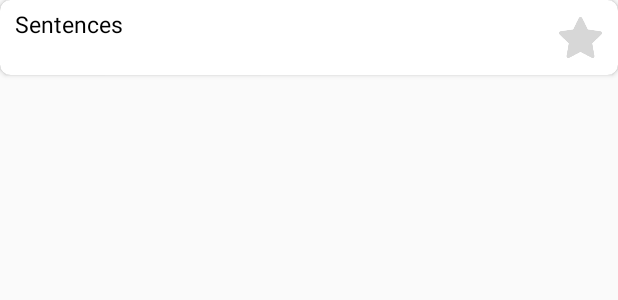
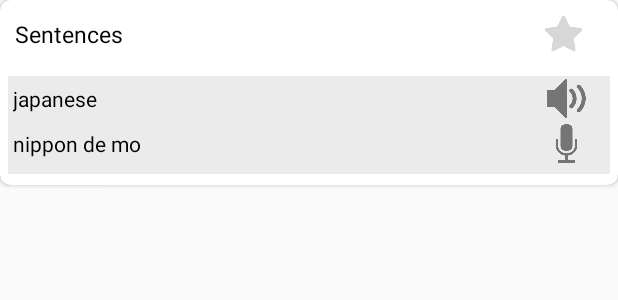
Before and after one commit to phoenixthewhite/LearnJapanese, an Android app: the layout item_sentence.xml on its own in the app's theme, with its tools: preview values and no code run, on a phone screen of 412 x 824 dp. Shown: the top 300 px of the screen. Run offline under Robolectric (Android 15) with nearby library versions, the phone set to English and light mode, and no system bars.

Commit message:
add expand item listview

```diff
--- a/app/src/main/AndroidManifest.xml
+++ b/app/src/main/AndroidManifest.xml
@@ -8,7 +8,8 @@
         android:roundIcon="@mipmap/ic_launcher_round"
         android:supportsRtl="true"
         android:theme="@style/AppTheme">
-        <activity android:name=".Activities.SplashScreen">
+        <activity android:name=".Activities.SplashScreen"
+            android:label="@string/app_name">
             <intent-filter>
                 <action android:name="android.intent.action.MAIN" />
 
--- a/app/src/main/java/com/vnshine/learnjapanese/Adapters/ListViewAdapter.java
+++ b/app/src/main/java/com/vnshine/learnjapanese/Adapters/ListViewAdapter.java
@@ -11,6 +11,7 @@ import android.view.View;
 import android.view.ViewGroup;
 import android.widget.ArrayAdapter;
 import android.widget.CheckBox;
+import android.widget.CompoundButton;
 import android.widget.TextView;
 
 import com.vnshine.learnjapanese.DataBase.DatabaseHelper;
@@ -50,9 +51,11 @@ public class ListViewAdapter extends ArrayAdapter<Sentence> {
             holder = new ViewHolder();
             holder.meaning = convertView.findViewById(R.id.meaning);
             holder.favorite = convertView.findViewById(R.id.favorite);
+            holder.japanese = convertView.findViewById(R.id.japanese);
+            holder.pinyin = convertView.findViewById(R.id.pinyin);
             convertView.setTag(holder);
         } else holder = (ViewHolder) convertView.getTag();
-        final Sentence sentence = sentences.get(position);
+        Sentence sentence = sentences.get(position);
         holder.meaning.setText(getLanguage(sentence));
         if (sentence.getFavorite() == 0) {
             holder.favorite.setChecked(false);
@@ -61,6 +64,11 @@ public class ListViewAdapter extends ArrayAdapter<Sentence> {
                 + "_f", "raw", context.getPackageName());
         setClickListenner(convertView, identifier);
         setFavorite(holder.favorite, sentence);
+
+        holder.japanese.setText(sentence.getJapanese());
+        holder.pinyin.setText(sentence.getPinyin());
+
+
         return convertView;
     }
 
@@ -78,7 +86,7 @@ public class ListViewAdapter extends ArrayAdapter<Sentence> {
 
                 if (mp.isPlaying()) {
                     mp.stop();
-                    mp = MediaPlayer.create(context,identifier);
+                    mp = MediaPlayer.create(context, identifier);
                     mp.start();
                 } else {
                     mp = MediaPlayer.create(context, identifier);
@@ -89,16 +97,27 @@ public class ListViewAdapter extends ArrayAdapter<Sentence> {
         });
     }
 
-    private void setFavorite(CheckBox checkBox, Sentence sentence) {
+    private void setFavorite(final CheckBox checkBox, final Sentence sentence) {
 //        DatabaseHelper databaseHelper = new DatabaseHelper(context);
         dbHelper = new DatabaseHelper(context);
-        if (checkBox.isChecked()) {
+        checkBox.setOnCheckedChangeListener(new CompoundButton.OnCheckedChangeListener() {
+            @Override
+            public void onCheckedChanged(CompoundButton buttonView, boolean isChecked) {
+                if (isChecked) {
                     sentence.setFavorite(1);
                     updateFavorite(sentence);
+                    System.out.println("favorite: " + sentence.getFavorite());
+
                 } else {
                     sentence.setFavorite(0);
                     updateFavorite(sentence);
+                    System.out.println("Favorite: "+sentence.getFavorite());
                 }
+            }
+        });
+
+
+
     }
 
     public void updateFavorite(Sentence sentence) {
@@ -113,6 +132,8 @@ public class ListViewAdapter extends ArrayAdapter<Sentence> {
 
     class ViewHolder {
         TextView meaning;
+        TextView japanese;
+        TextView pinyin;
         CheckBox favorite;
     }
 }
--- a/app/src/main/res/layout/activity_category.xml
+++ b/app/src/main/res/layout/activity_category.xml
@@ -29,7 +29,6 @@
         android:divider="#ebebeb"
         android:dividerHeight="7dp"
         >
-
     </ListView>
     <include layout="@layout/test_button"/>
 </LinearLayout>
--- a/app/src/main/res/layout/item_sentence.xml
+++ b/app/src/main/res/layout/item_sentence.xml
@@ -3,28 +3,46 @@
     xmlns:app="http://schemas.android.com/apk/res-auto"
     android:layout_width="match_parent"
     android:layout_height="wrap_content"
-    android:minHeight="50dp"
     android:elevation="5dp"
     app:cardCornerRadius="7dp">
-
+    <LinearLayout
+        android:layout_width="match_parent"
+        android:layout_height="wrap_content"
+        android:orientation="vertical">
+        <RelativeLayout
+            android:id="@+id/colapsed"
+            android:layout_width="match_parent"
+            android:layout_height="wrap_content"
+            android:minHeight="45dp">
             <TextView
-        android:paddingTop="5dp"
+                android:layout_centerVertical="true"
                 android:id="@+id/meaning"
                 android:layout_width="match_parent"
-        android:layout_height="match_parent"
+                android:layout_height="wrap_content"
                 android:layout_marginRight="70dp"
                 android:paddingLeft="10dp"
+                android:layout_marginTop="5dp"
                 android:text="Sentences"
                 android:textColor="#000000"
                 android:textSize="15sp" />
 
             <CheckBox
                 android:id="@+id/favorite"
-        android:layout_width="30dp"
-        android:layout_height="30dp"
+                android:layout_width="26dp"
+                android:layout_height="26dp"
+                android:layout_alignParentEnd="true"
+                android:layout_alignParentRight="true"
+                android:layout_centerVertical="true"
                 android:layout_gravity="right|center_vertical"
-        android:layout_marginRight="10dp"
+                android:layout_marginEnd="23dp"
+                android:layout_marginRight="23dp"
                 android:background="@drawable/favoritebutton"
                 android:button="@null" />
+        </RelativeLayout>
+
+        <include layout="@layout/item_sentence_expand"/>
+    </LinearLayout>
+
+
 
 </android.support.v7.widget.CardView>
--- /dev/null
+++ b/app/src/main/res/layout/item_sentence_expand.xml
@@ -0,0 +1,64 @@
+<?xml version="1.0" encoding="utf-8"?>
+<LinearLayout xmlns:android="http://schemas.android.com/apk/res/android"
+    android:layout_width="match_parent"
+    android:layout_height="wrap_content"
+    android:minHeight="65dp"
+    xmlns:tools="http://schemas.android.com/tools"
+    tools:showIn="@layout/item_sentence"
+    android:background="#ebebeb"
+    android:orientation="vertical"
+    android:layout_marginTop="5dp"
+    android:layout_marginRight="5dp"
+    android:layout_marginLeft="5dp"
+    android:layout_marginBottom="7dp">
+    <RelativeLayout
+        android:layout_width="match_parent"
+        android:layout_height="wrap_content"
+        android:minHeight="30dp">
+        <TextView
+            android:textColor="#000000"
+            android:layout_centerVertical="true"
+            android:layout_marginLeft="3dp"
+            android:layout_width="wrap_content"
+            android:layout_height="wrap_content"
+            android:layout_marginTop="2dp"
+            android:id="@+id/japanese"
+            android:text="japanese"
+            android:layout_marginRight="60dp"
+            />
+
+        <ImageView
+            android:layout_width="30dp"
+            android:layout_height="30dp"
+            android:layout_alignParentEnd="true"
+            android:layout_alignParentRight="true"
+            android:layout_marginEnd="14dp"
+            android:layout_marginRight="14dp"
+            android:src="@drawable/listen"/>
+    </RelativeLayout>
+    <RelativeLayout
+        android:layout_width="match_parent"
+        android:layout_height="wrap_content"
+        android:minHeight="30dp">
+        <TextView
+            android:layout_marginLeft="3dp"
+            android:layout_width="wrap_content"
+            android:layout_height="wrap_content"
+            android:layout_marginTop="2dp"
+            android:id="@+id/pinyin"
+            android:textColor="#000000"
+            android:layout_centerVertical="true"
+            android:text="nippon de mo"
+            android:layout_marginRight="60dp"
+            />
+
+        <ImageView
+            android:layout_width="30dp"
+            android:layout_height="30dp"
+            android:layout_alignParentEnd="true"
+            android:layout_alignParentRight="true"
+            android:layout_marginEnd="14dp"
+            android:layout_marginRight="14dp"
+            android:src="@drawable/ic_micro"/>
+    </RelativeLayout>
+</LinearLayout>
```
Also changed, not shown: app/src/main/res/drawable/ic_volume_off_white_24dp.png (added), app/src/main/res/drawable/ic_volume_up_white_24dp.png (added), app/src/main/res/drawable/listen.png (added). Lines whose indentation alone changed are shown as unchanged.
